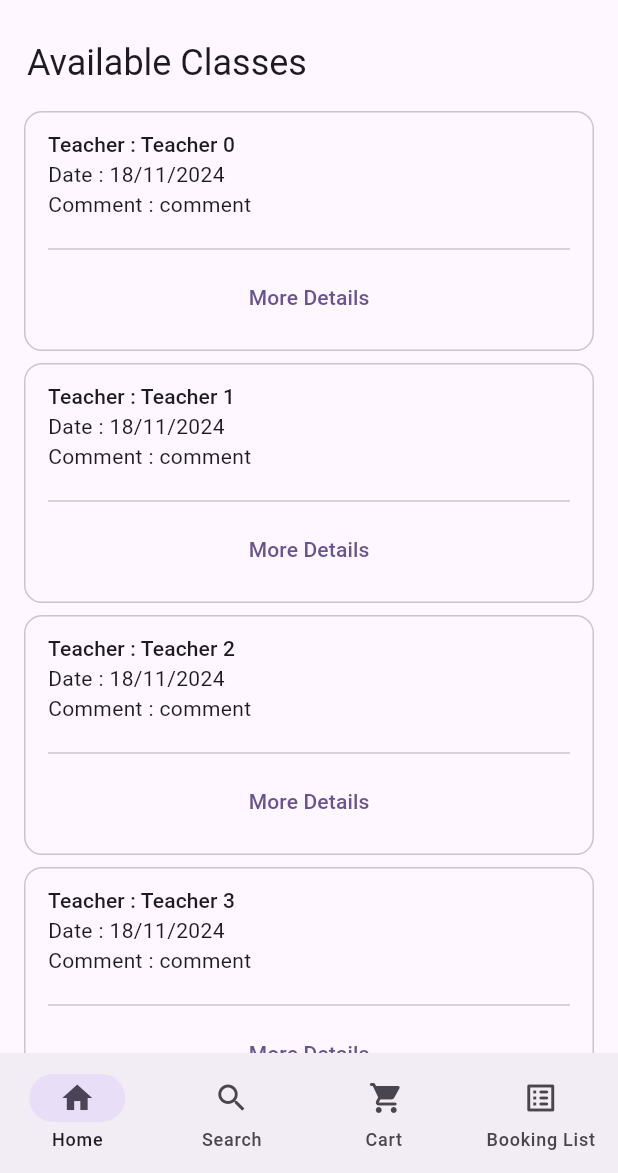
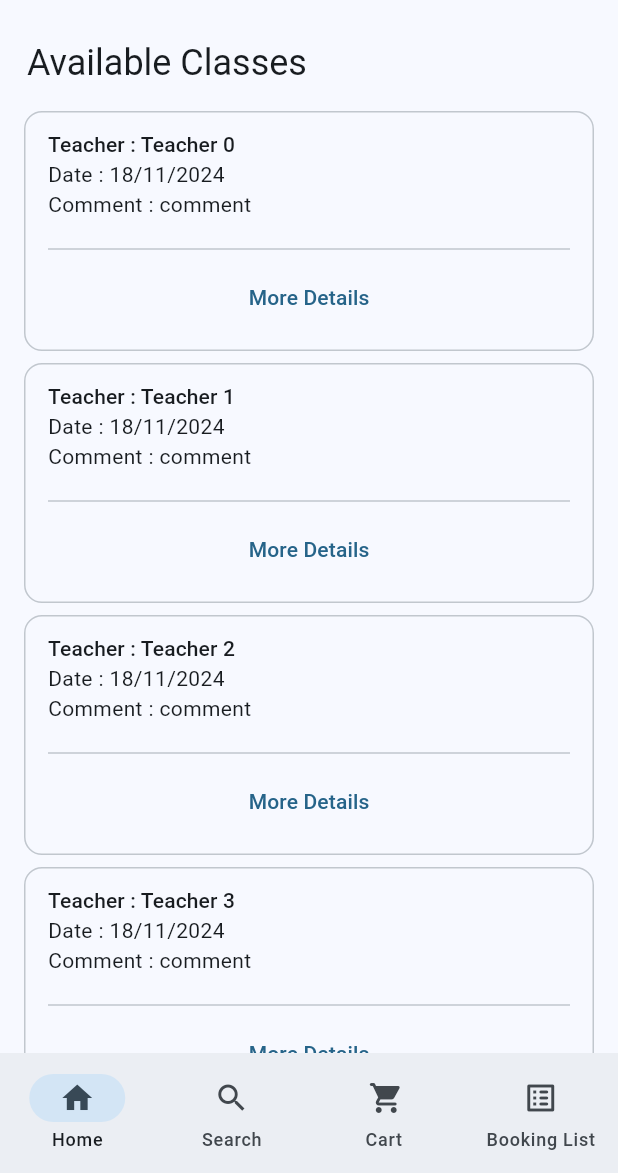
Before and after one commit to ThetpaingWin8834/yoga, a Flutter app: the screen it shows after launch, on a phone screen of 412 x 824 dp, the part 63-1236 px from its top. Run offline on Flutter 3.47's test engine with Material 3 defaults, Android fonts, the phone set to English and light mode, and no system bars; our stand-ins replace hive_flutter; accounts and stored records are empty.

Commit message:
Update main.dart

```diff
--- a/lib/main.dart
+++ b/lib/main.dart
@@ -14,15 +14,19 @@ class MyApp extends StatelessWidget {
   @override
   Widget build(BuildContext context) {
     return MaterialApp(
-      title: 'Yoga',
+      title: 'FlowFitYoga',
       debugShowCheckedModeBanner: false,
       theme: ThemeData(
-          colorScheme: ColorScheme.fromSeed(seedColor: Colors.deepPurple),
-          useMaterial3: true,
-          filledButtonTheme: FilledButtonThemeData(
-              style: FilledButton.styleFrom(
-                  shape: RoundedRectangleBorder(
-                      borderRadius: BorderRadius.circular(8))))),
+        colorScheme: ColorScheme.fromSeed(seedColor: const Color(0xFF0782BA)),
+        useMaterial3: true,
+        filledButtonTheme: FilledButtonThemeData(
+          style: FilledButton.styleFrom(
+            shape: RoundedRectangleBorder(
+              borderRadius: BorderRadius.circular(8),
+            ),
+          ),
+        ),
+      ),
       home: const MainScreen(),
     );
   }
```
